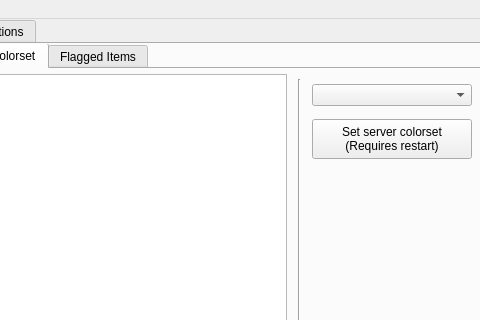
Before: the Qt Designer form mainwindow.ui in ZachNo/Blockland-AdvancedSM, drawn with Qt 5; both pictures show x 320 to 800 and y 0 to 320 of the 800 by 500 pixel window.
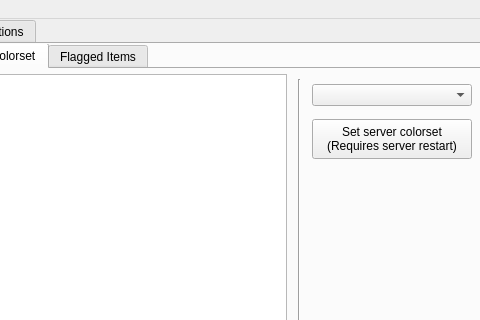
After: the same form once the commit is applied. The open tabs and pages were chosen to show the change. Icons and pictures are not drawn.

Patch:
```diff
--- a/mainwindow.ui
+++ b/mainwindow.ui
@@ -842,7 +842,7 @@
         </property>
         <property name="text">
          <string>Set server colorset
-(Requires restart)</string>
+(Requires server restart)</string>
         </property>
        </widget>
       </widget>
```
Left out of the diff: 4 changed lines with no effect on the pictures.
